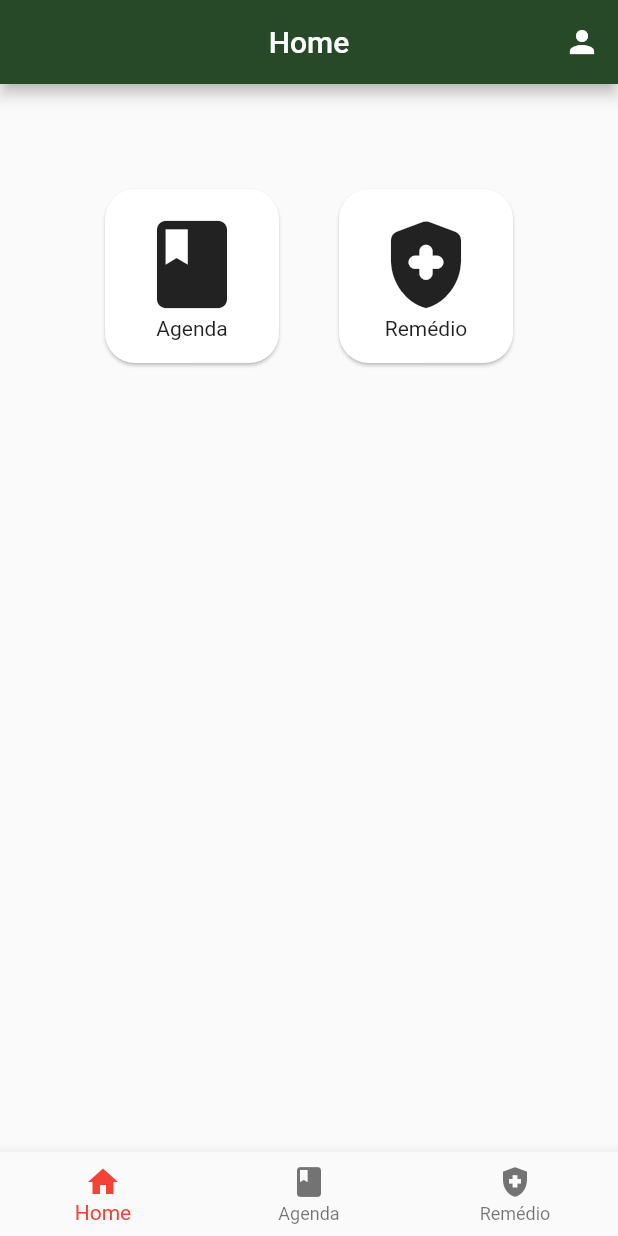
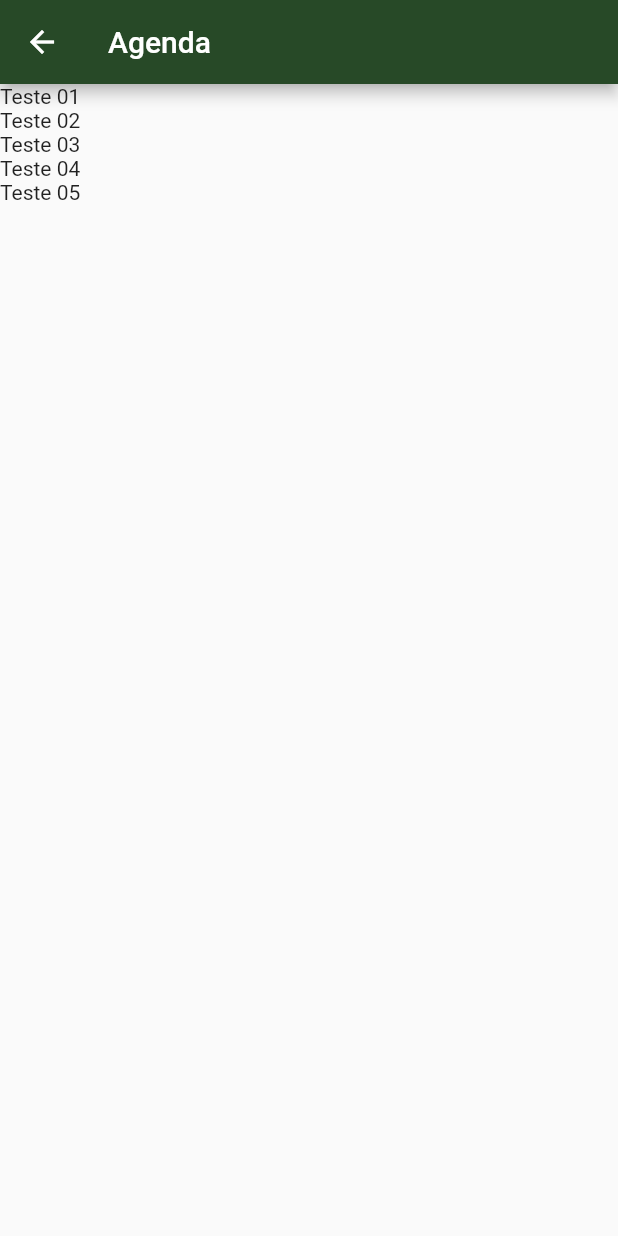
Before and after one commit to LucasJoseds/mobile_I, a Flutter app: the screen it shows after launch, after a tap on "Agenda", on a phone screen of 412 x 824 dp. Run offline on Flutter 3.47's test engine with Material 2 defaults, Android fonts, the light colour scheme and no system bars.

Commit message:
criando a view de agenda

```diff
--- /dev/null
+++ b/lib/data/schedule.dart
@@ -0,0 +1,10 @@
+import 'package:app_idoso/models/schedule.dart';
+
+// ignore: constant_identifier_names
+const DUUMY_SCHEDULE = {
+  '1': Schedule(id: 1, descricao: 'Teste 01', feito: true),
+  '2': Schedule(id: 2, descricao: 'Teste 02', feito: true),
+  '3': Schedule(id: 3, descricao: 'Teste 03', feito: true),
+  '4': Schedule(id: 4, descricao: 'Teste 04', feito: true),
+  '5': Schedule(id: 5, descricao: 'Teste 05', feito: false),
+};
--- a/lib/views/home_view.dart
+++ b/lib/views/home_view.dart
@@ -1,7 +1,15 @@
+import 'package:app_idoso/views/schedule_list.dart';
 import 'package:flutter/material.dart';
 
-class Home extends StatelessWidget {
-  const Home({super.key});
+class Home extends StatefulWidget {
+  Home({super.key});
+
+  @override
+  State<Home> createState() => _HomeState();
+}
+
+class _HomeState extends State<Home> {
+  int currentIndex = 0;
 
   @override
   Widget build(BuildContext context) {
@@ -19,16 +27,24 @@ class Home extends StatelessWidget {
         ),
         body: Center(
           child: Container(
-            padding: EdgeInsets.all(50.0),
+            width: 400,
+            height: 400,
             child: GridView.count(
               crossAxisCount: 2,
               children: <Widget>[
                 Card(
                   shape: RoundedRectangleBorder(
-                      borderRadius: BorderRadius.circular(20.0)),
+                      borderRadius: BorderRadius.circular(10.0)),
                   margin: EdgeInsets.all(20.0),
                   child: InkWell(
-                    onTap: () {},
+                    onTap: () {
+                      Navigator.push(
+                        context,
+                        MaterialPageRoute(
+                          builder: (context) => ScheduleList(),
+                        ),
+                      );
+                    },
                     splashColor: Color.fromARGB(255, 59, 209, 96),
                     child: Center(
                         child: Column(
@@ -45,7 +61,7 @@ class Home extends StatelessWidget {
                 ),
                 Card(
                   shape: RoundedRectangleBorder(
-                      borderRadius: BorderRadius.circular(20.0)),
+                      borderRadius: BorderRadius.circular(10.0)),
                   margin: EdgeInsets.all(20.0),
                   child: InkWell(
                     onTap: () {},
@@ -68,7 +84,9 @@ class Home extends StatelessWidget {
           ),
         ),
         bottomNavigationBar: BottomNavigationBar(
-          currentIndex: 0,
+          currentIndex: currentIndex,
+          selectedItemColor: Colors.green,
+          onTap: (index) => setState(() => currentIndex = index),
           items: [
             BottomNavigationBarItem(icon: Icon(Icons.home), label: "Home"),
             BottomNavigationBarItem(icon: Icon(Icons.book), label: "Agenda"),
--- /dev/null
+++ b/lib/views/schedule_list.dart
@@ -0,0 +1,24 @@
+import 'package:app_idoso/data/schedule.dart';
+import 'package:flutter/material.dart';
+import 'package:flutter/src/widgets/framework.dart';
+import 'package:flutter/src/widgets/placeholder.dart';
+
+class ScheduleList extends StatelessWidget {
+  const ScheduleList({super.key});
+
+  @override
+  Widget build(BuildContext context) {
+    final schedules = {...DUUMY_SCHEDULE};
+
+    return Scaffold(
+      appBar: AppBar(
+        title: Text("Agenda"),
+        backgroundColor: Color.fromARGB(255, 39, 73, 39),
+      ),
+      body: ListView.builder(
+          itemCount: schedules.length,
+          itemBuilder: (context, i) =>
+              Text(schedules.values.elementAt(i).descricao)),
+    );
+  }
+}
```
Also changed, not shown: lib/models/schedule.dart (added, +8 -0 lines), lib/views/schedule_add.dart (+16 -0 lines).
